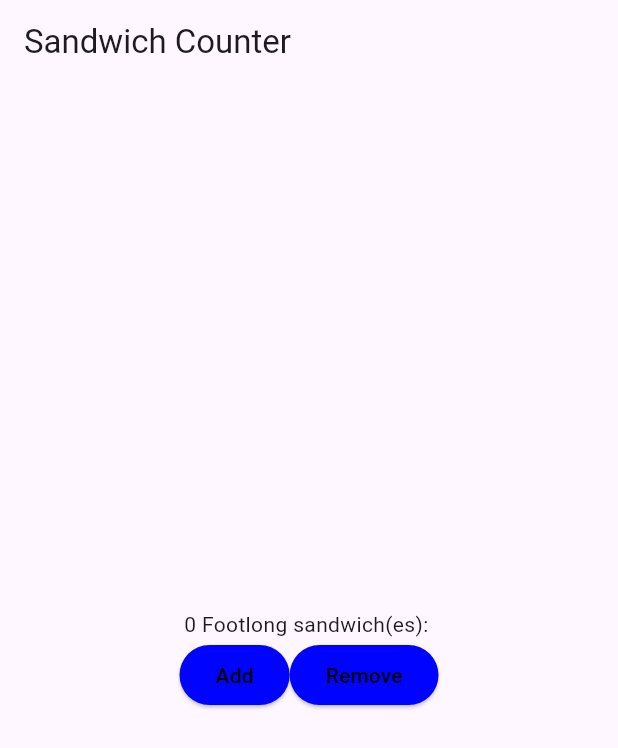
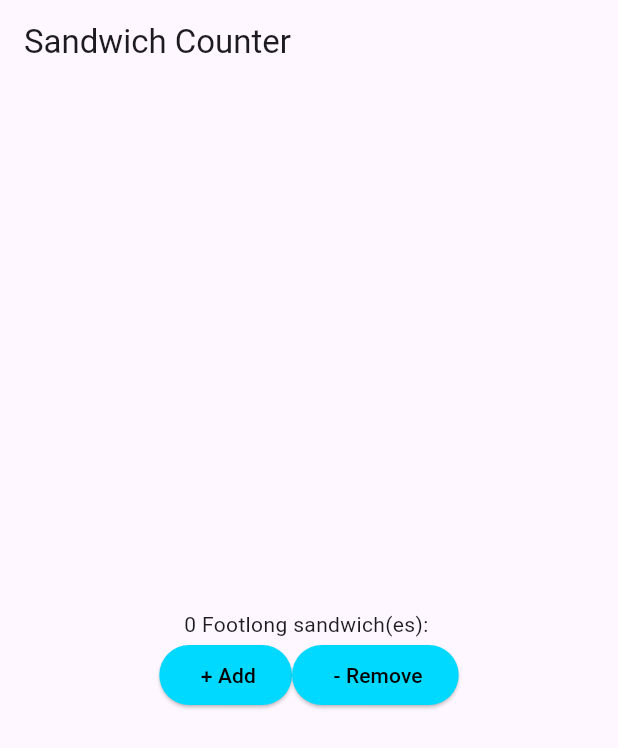
Before and after one commit to WoodhouseA/flutter_application_1, a Flutter app: the screen it shows after launch, on a phone screen of 412 x 824 dp. Shown: the top 748 px of the screen. Run offline on Flutter 3.47's test engine with Material 3 defaults, Android fonts, the phone set to English and light mode, and no system bars.

Commit message:
Change StyledButton colour and text

```diff
--- a/lib/main.dart
+++ b/lib/main.dart
@@ -59,8 +59,8 @@ class _OrderScreenState extends State<OrderScreen> {
             Row(
               mainAxisAlignment: MainAxisAlignment.center,
               children: [
-                StyledButton(_increaseQuantity, 'Add'),
-                StyledButton(_decreaseQuantity, 'Remove'),
+                StyledButton(_increaseQuantity, ' + Add'),
+                StyledButton(_decreaseQuantity, ' - Remove'),
               ],
             ),
           ],
@@ -81,7 +81,7 @@ class StyledButton extends StatelessWidget {
     return ElevatedButton(
       onPressed: onPressed,
       style: ElevatedButton.styleFrom(
-        backgroundColor: const Color.fromARGB(255, 0, 4, 255),
+        backgroundColor: const Color.fromARGB(255, 0, 217, 255),
         foregroundColor: const Color.fromARGB(255, 0, 0, 0),
       ),
       child: Text(text),
```
